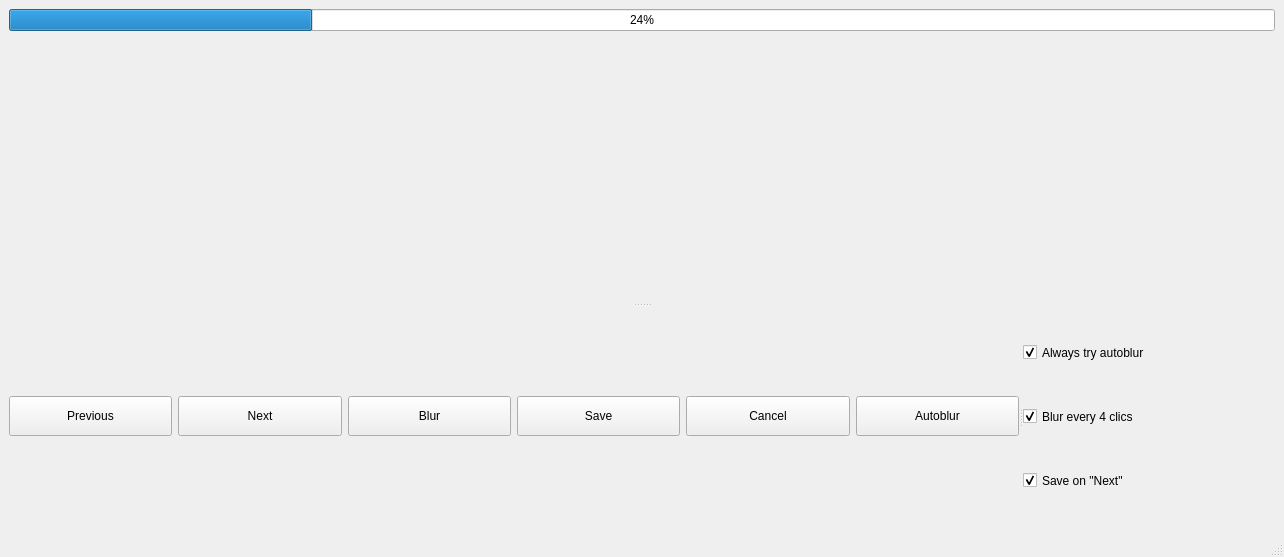
Above: program/src/blur_gui/mainwindow.ui from BaptisteRoseau/ImPlate before the change. Below: the same form after it.
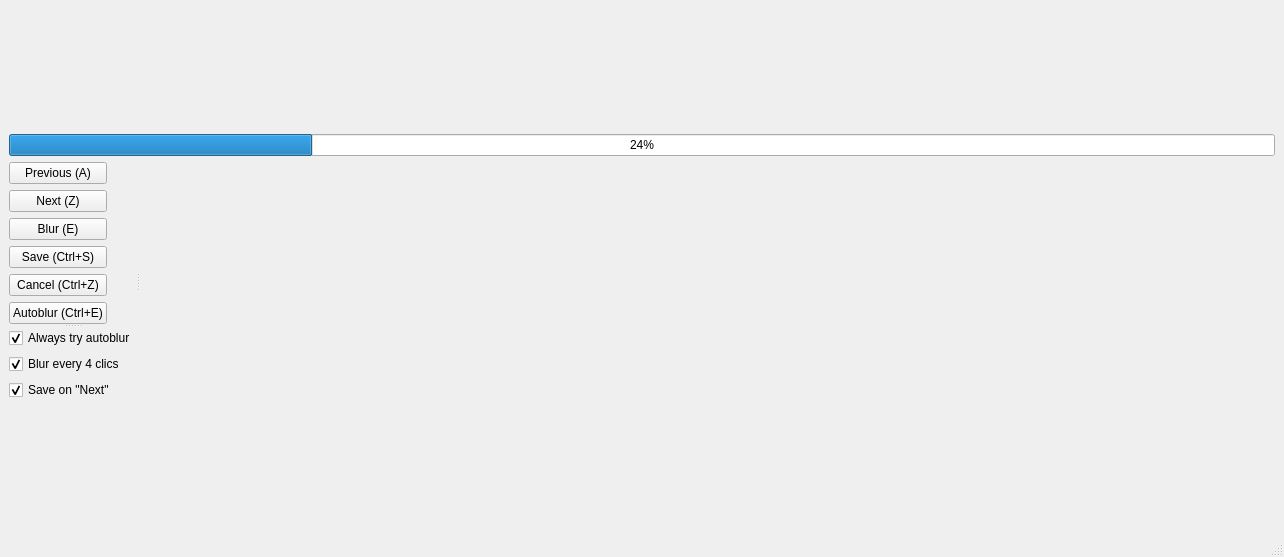
That is the form after the change. Custom widgets are drawn as their Qt base class.

Commit message: Changed layout of the GUI to get buttons and checkboxes on the left

Patch:
```diff
--- a/program/src/blur_gui/mainwindow.ui
+++ b/program/src/blur_gui/mainwindow.ui
@@ -14,14 +14,15 @@
    <string>MainWindow</string>
   </property>
   <widget class="QWidget" name="centralwidget">
-   <layout class="QVBoxLayout" name="verticalLayout_3">
-    <item>
-     <widget class="QSplitter" name="splitter_2">
-      <property name="orientation">
-       <enum>Qt::Vertical</enum>
-      </property>
-      <widget class="QWidget" name="layoutWidget">
-       <layout class="QVBoxLayout" name="verticalLayout">
+   <property name="sizePolicy">
+    <sizepolicy hsizetype="Preferred" vsizetype="Preferred">
+     <horstretch>0</horstretch>
+     <verstretch>0</verstretch>
+    </sizepolicy>
+   </property>
+   <layout class="QVBoxLayout" name="verticalLayout_5">
+    <item>
+     <layout class="QVBoxLayout" name="verticalLayout_4">
         <item>
          <widget class="QProgressBar" name="progressBar">
           <property name="value">
@@ -33,7 +34,222 @@
          </widget>
         </item>
         <item>
+       <widget class="QSplitter" name="splitter_2">
+        <property name="sizePolicy">
+         <sizepolicy hsizetype="Minimum" vsizetype="Minimum">
+          <horstretch>0</horstretch>
+          <verstretch>0</verstretch>
+         </sizepolicy>
+        </property>
+        <property name="orientation">
+         <enum>Qt::Horizontal</enum>
+        </property>
+        <widget class="QSplitter" name="splitter">
+         <property name="sizePolicy">
+          <sizepolicy hsizetype="Minimum" vsizetype="Expanding">
+           <horstretch>0</horstretch>
+           <verstretch>0</verstretch>
+          </sizepolicy>
+         </property>
+         <property name="orientation">
+          <enum>Qt::Vertical</enum>
+         </property>
+         <widget class="QWidget" name="layoutWidget1">
+          <layout class="QVBoxLayout" name="verticalLayout_3">
+           <property name="sizeConstraint">
+            <enum>QLayout::SetFixedSize</enum>
+           </property>
+           <item>
+            <widget class="QPushButton" name="ButtonPrevious">
+             <property name="sizePolicy">
+              <sizepolicy hsizetype="Minimum" vsizetype="Preferred">
+               <horstretch>0</horstretch>
+               <verstretch>0</verstretch>
+              </sizepolicy>
+             </property>
+             <property name="maximumSize">
+              <size>
+               <width>150</width>
+               <height>55</height>
+              </size>
+             </property>
+             <property name="text">
+              <string>Previous (A)</string>
+             </property>
+            </widget>
+           </item>
+           <item>
+            <widget class="QPushButton" name="ButtonNext">
+             <property name="enabled">
+              <bool>true</bool>
+             </property>
+             <property name="sizePolicy">
+              <sizepolicy hsizetype="Minimum" vsizetype="Preferred">
+               <horstretch>0</horstretch>
+               <verstretch>0</verstretch>
+              </sizepolicy>
+             </property>
+             <property name="maximumSize">
+              <size>
+               <width>150</width>
+               <height>55</height>
+              </size>
+             </property>
+             <property name="text">
+              <string>Next (Z)</string>
+             </property>
+            </widget>
+           </item>
+           <item>
+            <widget class="QPushButton" name="ButtonBlur">
+             <property name="sizePolicy">
+              <sizepolicy hsizetype="Minimum" vsizetype="Preferred">
+               <horstretch>0</horstretch>
+               <verstretch>0</verstretch>
+              </sizepolicy>
+             </property>
+             <property name="maximumSize">
+              <size>
+               <width>150</width>
+               <height>55</height>
+              </size>
+             </property>
+             <property name="text">
+              <string>Blur (E)</string>
+             </property>
+            </widget>
+           </item>
+           <item>
+            <widget class="QPushButton" name="ButtonSave">
+             <property name="sizePolicy">
+              <sizepolicy hsizetype="Minimum" vsizetype="Preferred">
+               <horstretch>0</horstretch>
+               <verstretch>0</verstretch>
+              </sizepolicy>
+             </property>
+             <property name="maximumSize">
+              <size>
+               <width>150</width>
+               <height>55</height>
+              </size>
+             </property>
+             <property name="text">
+              <string>Save (Ctrl+S)</string>
+             </property>
+            </widget>
+           </item>
+           <item>
+            <widget class="QPushButton" name="ButtonCancel">
+             <property name="sizePolicy">
+              <sizepolicy hsizetype="Minimum" vsizetype="Preferred">
+               <horstretch>0</horstretch>
+               <verstretch>0</verstretch>
+              </sizepolicy>
+             </property>
+             <property name="maximumSize">
+              <size>
+               <width>150</width>
+               <height>55</height>
+              </size>
+             </property>
+             <property name="text">
+              <string>Cancel (Ctrl+Z)</string>
+             </property>
+            </widget>
+           </item>
+           <item>
+            <widget class="QPushButton" name="ButtonAutoBlur">
+             <property name="sizePolicy">
+              <sizepolicy hsizetype="Minimum" vsizetype="Preferred">
+               <horstretch>0</horstretch>
+               <verstretch>0</verstretch>
+              </sizepolicy>
+             </property>
+             <property name="maximumSize">
+              <size>
+               <width>150</width>
+               <height>55</height>
+              </size>
+             </property>
+             <property name="text">
+              <string>Autoblur (Ctrl+E)</string>
+             </property>
+            </widget>
+           </item>
+          </layout>
+         </widget>
+         <widget class="QWidget" name="layoutWidget2">
+          <layout class="QVBoxLayout" name="verticalLayout_2">
+           <property name="sizeConstraint">
+            <enum>QLayout::SetFixedSize</enum>
+           </property>
+           <item>
+            <widget class="QCheckBox" name="CheckboxAlwaysTryAutoblur">
+             <property name="maximumSize">
+              <size>
+               <width>175</width>
+               <height>35</height>
+              </size>
+             </property>
+             <property name="mouseTracking">
+              <bool>false</bool>
+             </property>
+             <property name="text">
+              <string>Always try autoblur</string>
+             </property>
+             <property name="checked">
+              <bool>true</bool>
+             </property>
+            </widget>
+           </item>
+           <item>
+            <widget class="QCheckBox" name="CheckboxBlurEveryFour">
+             <property name="maximumSize">
+              <size>
+               <width>175</width>
+               <height>35</height>
+              </size>
+             </property>
+             <property name="mouseTracking">
+              <bool>true</bool>
+             </property>
+             <property name="text">
+              <string>Blur every 4 clics</string>
+             </property>
+             <property name="checked">
+              <bool>true</bool>
+             </property>
+            </widget>
+           </item>
+           <item>
+            <widget class="QCheckBox" name="CheckboxSaveOnNext">
+             <property name="maximumSize">
+              <size>
+               <width>175</width>
+               <height>35</height>
+              </size>
+             </property>
+             <property name="mouseTracking">
+              <bool>false</bool>
+             </property>
+             <property name="text">
+              <string>Save on &quot;Next&quot;</string>
+             </property>
+             <property name="checked">
+              <bool>true</bool>
+             </property>
+            </widget>
+           </item>
+          </layout>
+         </widget>
+        </widget>
+        <widget class="QWidget" name="">
+         <layout class="QVBoxLayout" name="verticalLayout">
+          <item>
          <layout class="QHBoxLayout" name="horizontalLayout_2">
+            <property name="spacing">
+             <number>0</number>
+            </property>
           <item>
            <spacer name="horizontalSpacer">
             <property name="orientation">
@@ -144,224 +360,9 @@
         </item>
        </layout>
       </widget>
-      <widget class="QSplitter" name="splitter">
-       <property name="sizePolicy">
-        <sizepolicy hsizetype="Fixed" vsizetype="Fixed">
-         <horstretch>0</horstretch>
-         <verstretch>0</verstretch>
-        </sizepolicy>
-       </property>
-       <property name="minimumSize">
-        <size>
-         <width>0</width>
-         <height>75</height>
-        </size>
-       </property>
-       <property name="maximumSize">
-        <size>
-         <width>16777215</width>
-         <height>16777215</height>
-        </size>
-       </property>
-       <property name="baseSize">
-        <size>
-         <width>300</width>
-         <height>75</height>
-        </size>
-       </property>
-       <property name="orientation">
-        <enum>Qt::Horizontal</enum>
-       </property>
-       <widget class="QWidget" name="layoutWidget1">
-        <layout class="QHBoxLayout" name="horizontalLayout">
-         <property name="sizeConstraint">
-          <enum>QLayout::SetMinimumSize</enum>
-         </property>
-         <item>
-          <widget class="QPushButton" name="ButtonPrevious">
-           <property name="sizePolicy">
-            <sizepolicy hsizetype="Minimum" vsizetype="Preferred">
-             <horstretch>0</horstretch>
-             <verstretch>0</verstretch>
-            </sizepolicy>
-           </property>
-           <property name="maximumSize">
-            <size>
-             <width>16777215</width>
-             <height>40</height>
-            </size>
-           </property>
-           <property name="text">
-            <string>Previous</string>
-           </property>
-          </widget>
-         </item>
-         <item>
-          <widget class="QPushButton" name="ButtonNext">
-           <property name="enabled">
-            <bool>true</bool>
-           </property>
-           <property name="sizePolicy">
-            <sizepolicy hsizetype="Minimum" vsizetype="Preferred">
-             <horstretch>0</horstretch>
-             <verstretch>0</verstretch>
-            </sizepolicy>
-           </property>
-           <property name="maximumSize">
-            <size>
-             <width>16777215</width>
-             <height>40</height>
-            </size>
-           </property>
-           <property name="text">
-            <string>Next</string>
-           </property>
-          </widget>
-         </item>
-         <item>
-          <widget class="QPushButton" name="ButtonBlur">
-           <property name="sizePolicy">
-            <sizepolicy hsizetype="Minimum" vsizetype="Preferred">
-             <horstretch>0</horstretch>
-             <verstretch>0</verstretch>
-            </sizepolicy>
-           </property>
-           <property name="maximumSize">
-            <size>
-             <width>16777215</width>
-             <height>40</height>
-            </size>
-           </property>
-           <property name="text">
-            <string>Blur</string>
-           </property>
-          </widget>
-         </item>
-         <item>
-          <widget class="QPushButton" name="ButtonSave">
-           <property name="sizePolicy">
-            <sizepolicy hsizetype="Minimum" vsizetype="Preferred">
-             <horstretch>0</horstretch>
-             <verstretch>0</verstretch>
-            </sizepolicy>
-           </property>
-           <property name="maximumSize">
-            <size>
-             <width>16777215</width>
-             <height>40</height>
-            </size>
-           </property>
-           <property name="text">
-            <string>Save</string>
-           </property>
-          </widget>
-         </item>
-         <item>
-          <widget class="QPushButton" name="ButtonCancel">
-           <property name="sizePolicy">
-            <sizepolicy hsizetype="Minimum" vsizetype="Preferred">
-             <horstretch>0</horstretch>
-             <verstretch>0</verstretch>
-            </sizepolicy>
-           </property>
-           <property name="maximumSize">
-            <size>
-             <width>16777215</width>
-             <height>40</height>
-            </size>
-           </property>
-           <property name="text">
-            <string>Cancel</string>
-           </property>
-          </widget>
-         </item>
-         <item>
-          <widget class="QPushButton" name="ButtonAutoBlur">
-           <property name="sizePolicy">
-            <sizepolicy hsizetype="Minimum" vsizetype="Preferred">
-             <horstretch>0</horstretch>
-             <verstretch>0</verstretch>
-            </sizepolicy>
-           </property>
-           <property name="maximumSize">
-            <size>
-             <width>16777215</width>
-             <height>40</height>
-            </size>
-           </property>
-           <property name="text">
-            <string>Autoblur</string>
-           </property>
-          </widget>
-         </item>
-        </layout>
-       </widget>
-       <widget class="QWidget" name="layoutWidget2">
-        <layout class="QVBoxLayout" name="verticalLayout_2">
-         <property name="sizeConstraint">
-          <enum>QLayout::SetMinimumSize</enum>
-         </property>
-         <item>
-          <widget class="QCheckBox" name="CheckboxAlwaysTryAutoblur">
-           <property name="maximumSize">
-            <size>
-             <width>16777215</width>
-             <height>25</height>
-            </size>
-           </property>
-           <property name="mouseTracking">
-            <bool>false</bool>
-           </property>
-           <property name="text">
-            <string>Always try autoblur</string>
-           </property>
-           <property name="checked">
-            <bool>true</bool>
-           </property>
-          </widget>
-         </item>
-         <item>
-          <widget class="QCheckBox" name="CheckboxBlurEveryFour">
-           <property name="maximumSize">
-            <size>
-             <width>16777215</width>
-             <height>25</height>
-            </size>
-           </property>
-           <property name="mouseTracking">
-            <bool>true</bool>
-           </property>
-           <property name="text">
-            <string>Blur every 4 clics</string>
-           </property>
-           <property name="checked">
-            <bool>true</bool>
-           </property>
-          </widget>
-         </item>
-         <item>
-          <widget class="QCheckBox" name="CheckboxSaveOnNext">
-           <property name="maximumSize">
-            <size>
-             <width>16777215</width>
-             <height>25</height>
-            </size>
-           </property>
-           <property name="mouseTracking">
-            <bool>false</bool>
-           </property>
-           <property name="text">
-            <string>Save on &quot;Next&quot;</string>
-           </property>
-           <property name="checked">
-            <bool>true</bool>
-           </property>
-          </widget>
-         </item>
-        </layout>
-       </widget>
-      </widget>
-     </widget>
+       </widget>
+      </item>
+     </layout>
     </item>
    </layout>
   </widget>
```
Lines whose indentation alone changed are shown as unchanged. The commit also changes 2 other files.
